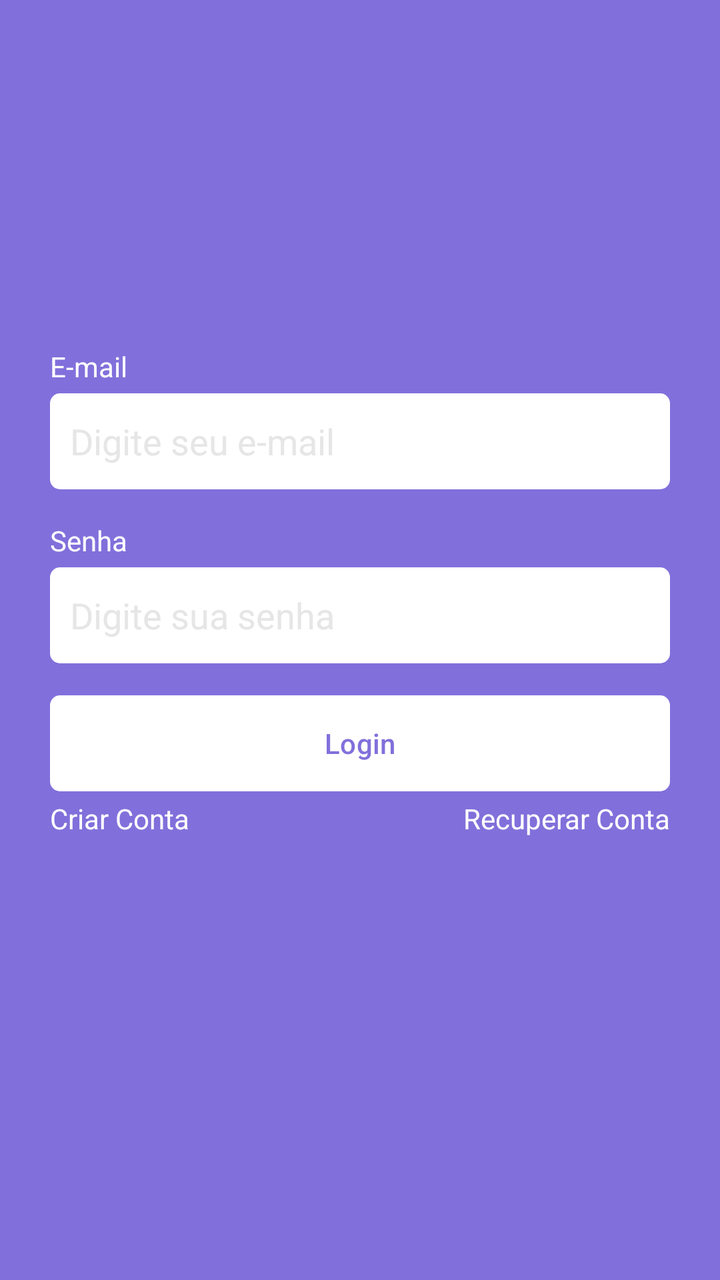
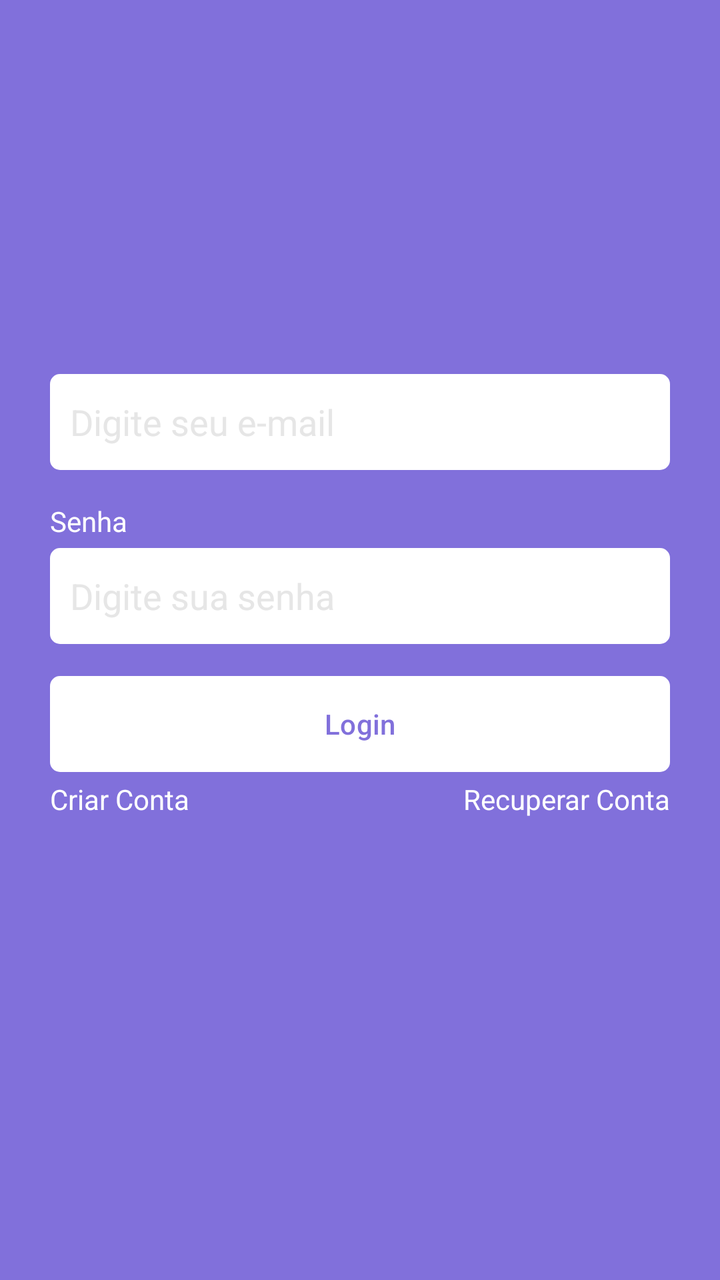

Compare the two renders of this Android layout. The source of the first and the diff that turns it into the second are given below.
<!-- AndroidManifest.xml: application theme Theme.Kanban -->
<!-- res/layout/fragment_login.xml -->
<?xml version="1.0" encoding="utf-8"?>
<androidx.constraintlayout.widget.ConstraintLayout xmlns:android="http://schemas.android.com/apk/res/android"
    xmlns:tools="http://schemas.android.com/tools"
    android:layout_width="match_parent"
    android:layout_height="match_parent"
    xmlns:app="http://schemas.android.com/apk/res-auto"
    tools:context=".ui.auth.LoginFragment">

    
    <LinearLayout
        android:id="@+id/LinearLayout"
        android:layout_width="0dp"
        android:layout_height="wrap_content"
        app:layout_constraintBottom_toBottomOf="parent"
        app:layout_constraintEnd_toEndOf="parent"
        app:layout_constraintStart_toStartOf="parent"
        app:layout_constraintTop_toTopOf="parent"
        android:orientation="vertical"
        android:layout_marginHorizontal="25dp">

        <TextView
            android:layout_width="wrap_content"
            android:layout_height="wrap_content"
            android:text="E-mail"
            android:textColor="@color/white"/>

        <EditText
            android:layout_width="match_parent"
            android:layout_height="48dp"
            android:hint="Digite seu e-mail"
            android:textColorHint="@color/slight_white"
            android:inputType="textEmailAddress"
            android:padding="10dp"
            android:layout_marginTop="4dp"
            android:background="@drawable/bg_edit_text"/>

        <TextView
            android:layout_width="wrap_content"
            android:layout_height="wrap_content"
            android:text="Senha"
            android:textColor="@color/white"
            android:layout_marginTop="16dp"/>

        <EditText
            android:layout_width="match_parent"
            android:layout_height="48dp"
            android:inputType="textPassword"
            android:hint="Digite sua senha"
            android:textColorHint="@color/slight_white"
            android:padding="10dp"
            android:layout_marginTop="4dp"
            android:background="@drawable/bg_edit_text"/>

        <com.google.android.material.button.MaterialButton
            android:id="@+id/buttonLogin"
            android:layout_width="match_parent"
            android:layout_height="wrap_content"
            android:text="Login"
            android:textColor="@color/color_default"
            app:backgroundTint="@null"
            android:background="@drawable/bg_btn"
            android:layout_marginTop="16dp"/>

        <LinearLayout
            android:layout_width="match_parent"
            android:layout_height="wrap_content"
            android:orientation="horizontal"
            android:layout_marginTop="4dp">

            <TextView
                android:id="@+id/btnRegister"
                android:layout_width="wrap_content"
                android:layout_height="wrap_content"
                android:text="Criar Conta"
                android:layout_weight="1"
                android:textAlignment="textStart"
                android:textColor="@color/white"/>

            <TextView
                android:id="@+id/btnRecover"
                android:layout_width="wrap_content"
                android:layout_height="wrap_content"
                android:text="Recuperar Conta"
                android:layout_weight="1"
                android:textAlignment="textEnd"
                android:textColor="@color/white"/>
        </LinearLayout>

        <ProgressBar
            android:layout_width="wrap_content"
            android:layout_height="wrap_content"
            android:indeterminateTint="@color/white"
            android:layout_gravity="center"
            tools:visibility="visible"
            android:visibility="invisible"/>
    </LinearLayout>
</androidx.constraintlayout.widget.ConstraintLayout>
<!-- resources referenced by this layout -->
<resources>
  <color name="color_default">#8170DB</color>
  <color name="slight_white">#E6E6E6</color>
  <color name="white">#FFFFFFFF</color>
  <!-- drawable bg_btn (drawable) -->
  <?xml version="1.0" encoding="utf-8"?>
  <shape xmlns:android="http://schemas.android.com/apk/res/android"
      android:shape="rectangle">
  
      <solid android:color="@color/white"/>
      <corners android:radius="5dp"/>
  
  </shape>
  <!-- drawable bg_edit_text (drawable) -->
  <?xml version="1.0" encoding="utf-8"?>
  <shape xmlns:android="http://schemas.android.com/apk/res/android"
      android:shape="rectangle">
  
      <solid android:color="@color/white"/>
      <corners android:radius="5dp"/>
  
  </shape>
  <style name="Theme.Kanban" parent="Base.Theme.Kanban" />
  <style name="Base.Theme.Kanban" parent="Theme.Material3.DayNight.NoActionBar">
          
          
          <item name="colorPrimary">@color/color_default</item>
          <item name="colorPrimaryVariant">@color/color_default</item>
          <item name="android:windowBackground">@color/color_default</item>
      </style>
</resources>

<!-- the commit's change to res/layout/fragment_login.xml (unified diff, before → after) -->
@@ -6,7 +6,6 @@
     xmlns:app="http://schemas.android.com/apk/res-auto"
     tools:context=".ui.auth.LoginFragment">
 
-    
     <LinearLayout
         android:id="@+id/LinearLayout"
         android:layout_width="0dp"
@@ -18,11 +17,7 @@
         android:orientation="vertical"
         android:layout_marginHorizontal="25dp">
 
-        <TextView
-            android:layout_width="wrap_content"
-            android:layout_height="wrap_content"
-            android:text="E-mail"
-            android:textColor="@color/white"/>
+
 
         <EditText
             android:layout_width="match_parent"
